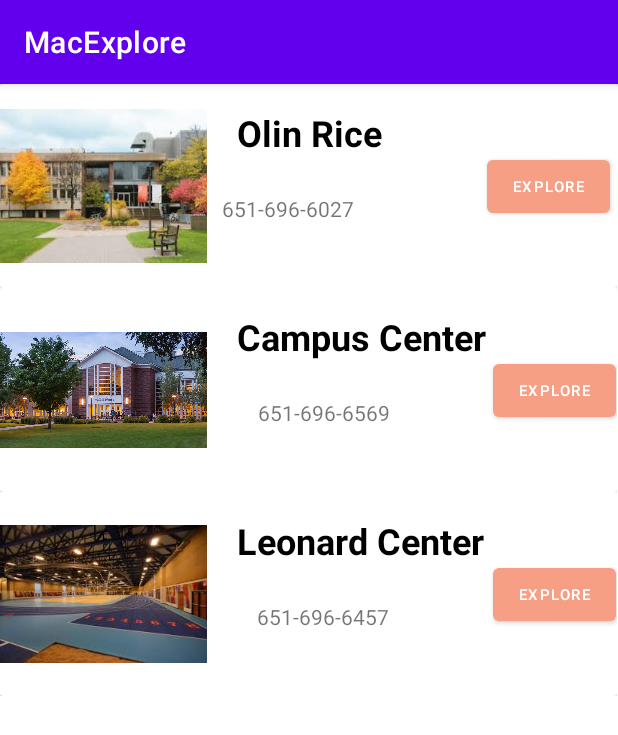
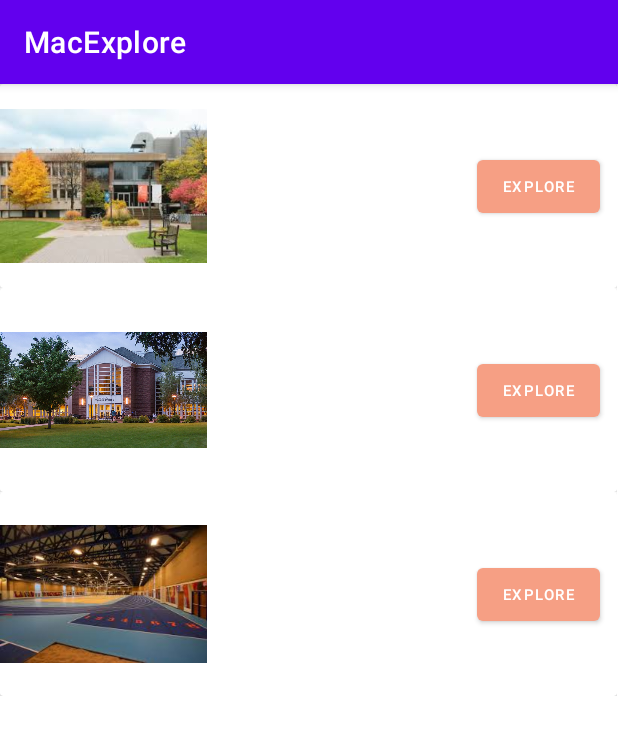
Before and after one commit to zcok29/ApronzApp, an Android app: the screen it shows after launch (MainActivity), on a phone screen of 412 x 824 dp. Shown: the top 735 px of the screen. Run offline under Robolectric (Android 15) with nearby library versions, the phone set to English and light mode, and no system bars; our stand-ins replace Firebase (no records; nobody signed in at launch, a user with empty details on screens opened directly); 2 statements that could not run were skipped.

Commit message:
Added buildUI function
This uses the information in locationData array to build the UI

```diff
--- a/app/src/main/java/com/example/mvp/MainActivity.java
+++ b/app/src/main/java/com/example/mvp/MainActivity.java
@@ -47,26 +47,17 @@ public class MainActivity extends AppCompatActivity {
         super.onCreate(savedInstanceState);
         setContentView(R.layout.activity_main);
 
-        recyclerView = findViewById(R.id.recyclerView);
-
         // Firestore instance
         FirebaseFirestore db = FirebaseFirestore.getInstance();
 
-        s1 = getResources().getStringArray(R.array.locations);
-        s2 = getResources().getStringArray(R.array.contacts);
-
-        //initialization of class + passing all values:
-        MyAdaptor myAdaptor = new MyAdaptor(this, s1, s2, images, button);
-        recyclerView.setAdapter(myAdaptor);
-        recyclerView.setLayoutManager(new LinearLayoutManager(this));
 
         // Add a new location to the database
 //        addLocation(db, "DeWitt Wallace Library", "651-696-6377", "1600 Grand Ave, St Paul, MN 55105");
 
         // Retrieves location data from the database
-        locationData = getLocations(db);
+//        locationData = getLocations(db);
 //        Log.d("Random Index", locationData[2].name);
-//        getLocations(db);
+        getLocations(db);
 
         // Retrieves location data of a requested location from the database
 //        getOneLocation(db, "name", "Olin Rice");
@@ -150,7 +141,7 @@ public class MainActivity extends AppCompatActivity {
     /*
     * This function currently gets and logs the current locations in the database
      */
-    protected Location[] getLocations(FirebaseFirestore db){
+    protected void getLocations(FirebaseFirestore db){
         db.collection("locations").get()
           .addOnCompleteListener(new OnCompleteListener<QuerySnapshot>() {
               @Override
@@ -171,36 +162,42 @@ public class MainActivity extends AppCompatActivity {
 
                           // TODO: return location data as a list?
                           locationData[i] = location;
-                          Log.d("OBJECT AT INDEX " + i, locationData[i].name);
                            i++;
+                           // try adding to recycerView each loop
                       }
                   } else {
                       Log.w("ERROR", "Error getting documents.", task.getException());
                   }
 
-                  // Logs for testing
-                  for (int i = 0; i < locationData.length; i++){
-                      Log.d("1OBJECT AT INDEX " + i, locationData[i].name);
-                  }
-                  Log.d("ARRAY LENGTH", locationData.length + "");
-                  Log.d("ARRAY LENGTH", task.getResult().size() + "");
+                  // NEW FUNCTION FOR UI
+                  buildUI(locationData);
               }
           });
-
-
-        // TODO: PROBLEM - the function is returning a null array even though it is successfully populated above ^
-//        Log.d("ARRAY LENGTH", locationData.length + "");  // FAILS (array is null)
-        return locationData;
     }
 
 
-    // This is a sample function of addUser function (example to build from)
-//    protected void addUser(FirebaseFirestore db, String first, String last, int born, String email){
-//        user.put("first", first);
-//        user.put("last", last);
-//        user.put("born", born);
-//        user.put("email", email);
-//        db.collection("users").add(user);
-//    }
+    protected void buildUI (Location[] locationData) {
+
+        String name[] = new String[locationData.length];
+        String contact[] = new String[locationData.length];
+
+        for (int i = 0; i < locationData.length; i++){
+            name[i] = locationData[i].name;
+            contact[i] = locationData[i].contact;
+            Log.d("BUILDUI NAME AT INDEX " + i, name[i]);
+            Log.d("BUILDUI CONTACT AT INDEX " + i, contact[i]);
+        }
+
+        recyclerView = findViewById(R.id.recyclerView);
+
+//        s1 = getResources().getStringArray(R.array.locations);
+//        s2 = getResources().getStringArray(R.array.contacts);
+
+        //initialization of class + passing all values:
+        MyAdaptor myAdaptor = new MyAdaptor(this, s1=name, s2=contact, images, button);
+        recyclerView.setAdapter(myAdaptor);
+        recyclerView.setLayoutManager(new LinearLayoutManager(this));
+    }
+
 
 }
```
